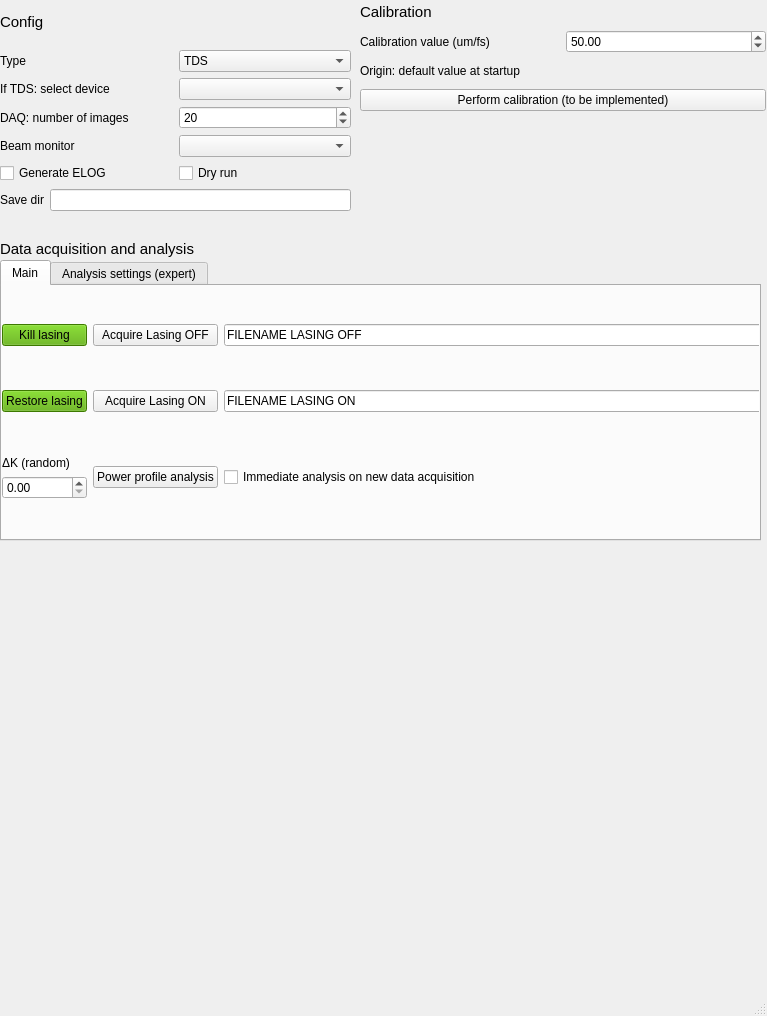
Qt form gui_tds.ui (pdijksta/PassiveWFMeasurement) before a commit.
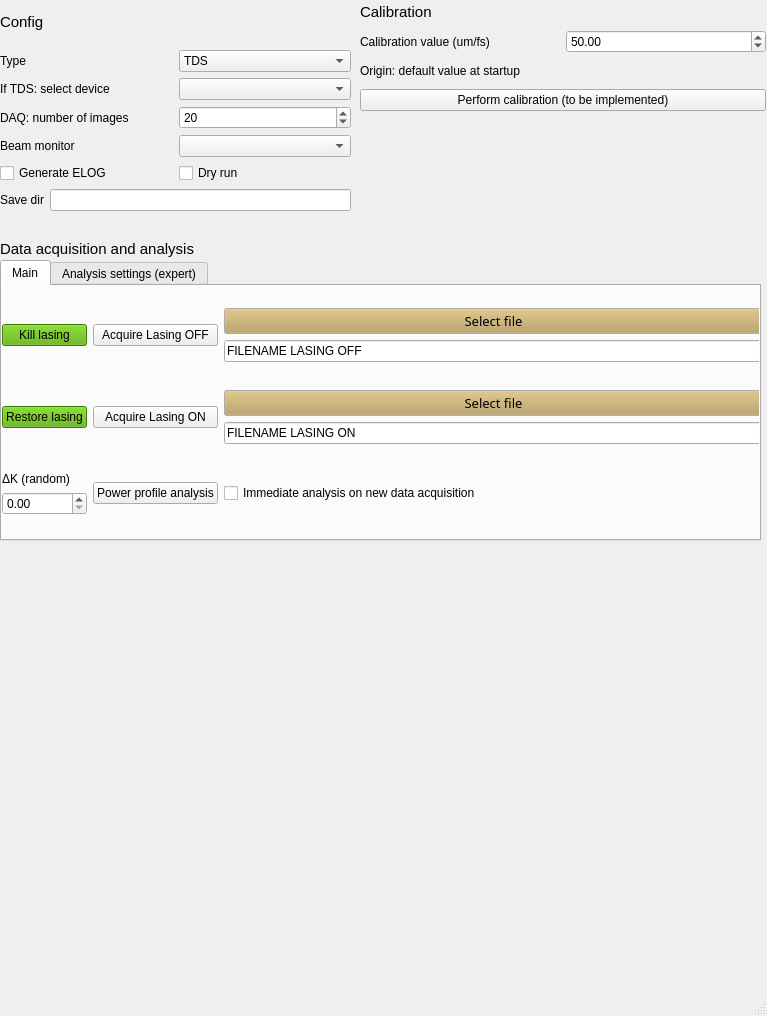
The same form after that commit.

The edit to the form file:
```diff
--- a/gui_tds.ui
+++ b/gui_tds.ui
@@ -252,61 +252,6 @@
        </rect>
       </property>
       <layout class="QGridLayout" name="gridLayout_2">
-       <item row="0" column="2">
-        <widget class="QPushButton" name="pushButton_3">
-         <property name="text">
-          <string>Acquire Lasing OFF</string>
-         </property>
-        </widget>
-       </item>
-       <item row="2" column="3">
-        <widget class="QCheckBox" name="main_immediate_analysis">
-         <property name="text">
-          <string>Immediate analysis on new data acquisition</string>
-         </property>
-        </widget>
-       </item>
-       <item row="0" column="0">
-        <widget class="QPushButton" name="pushButton_7">
-         <property name="styleSheet">
-          <string notr="true">background-color: rgb(85, 170, 0);</string>
-         </property>
-         <property name="text">
-          <string>Kill lasing</string>
-         </property>
-        </widget>
-       </item>
-       <item row="2" column="2">
-        <widget class="QPushButton" name="pushButton_4">
-         <property name="styleSheet">
-          <string notr="true"/>
-         </property>
-         <property name="text">
-          <string>Power profile analysis</string>
-         </property>
-        </widget>
-       </item>
-       <item row="1" column="3">
-        <widget class="QLineEdit" name="main_filename_on">
-         <property name="text">
-          <string>FILENAME LASING ON</string>
-         </property>
-        </widget>
-       </item>
-       <item row="1" column="2">
-        <widget class="QPushButton" name="pushButton_2">
-         <property name="text">
-          <string>Acquire Lasing ON</string>
-         </property>
-        </widget>
-       </item>
-       <item row="0" column="3">
-        <widget class="QLineEdit" name="main_filename_off">
-         <property name="text">
-          <string>FILENAME LASING OFF</string>
-         </property>
-        </widget>
-       </item>
        <item row="1" column="0">
         <widget class="QPushButton" name="pushButton_8">
          <property name="styleSheet">
@@ -331,6 +276,169 @@
          </item>
         </layout>
        </item>
+       <item row="2" column="2">
+        <widget class="QPushButton" name="pushButton_4">
+         <property name="styleSheet">
+          <string notr="true"/>
+         </property>
+         <property name="text">
+          <string>Power profile analysis</string>
+         </property>
+        </widget>
+       </item>
+       <item row="0" column="2">
+        <widget class="QPushButton" name="ObtainLasingOffData">
+         <property name="text">
+          <string>Acquire Lasing OFF</string>
+         </property>
+        </widget>
+       </item>
+       <item row="2" column="4">
+        <widget class="QCheckBox" name="main_immediate_analysis">
+         <property name="text">
+          <string>Immediate analysis on new data acquisition</string>
+         </property>
+        </widget>
+       </item>
+       <item row="1" column="2">
+        <widget class="QPushButton" name="ObtainLasingOnData">
+         <property name="text">
+          <string>Acquire Lasing ON</string>
+         </property>
+        </widget>
+       </item>
+       <item row="0" column="0">
+        <widget class="QPushButton" name="pushButton_7">
+         <property name="styleSheet">
+          <string notr="true">background-color: rgb(85, 170, 0);</string>
+         </property>
+         <property name="text">
+          <string>Kill lasing</string>
+         </property>
+        </widget>
+       </item>
+       <item row="0" column="4">
+        <layout class="QVBoxLayout" name="verticalLayout_6">
+         <item>
+          <widget class="QPushButton" name="SelectLasingOff">
+           <property name="palette">
+            <palette>
+             <active>
+              <colorrole role="Button">
+               <brush brushstyle="SolidPattern">
+                <color alpha="255">
+                 <red>183</red>
+                 <green>157</green>
+                 <blue>92</blue>
+                </color>
+               </brush>
+              </colorrole>
+             </active>
+             <inactive>
+              <colorrole role="Button">
+               <brush brushstyle="SolidPattern">
+                <color alpha="255">
+                 <red>183</red>
+                 <green>157</green>
+                 <blue>92</blue>
+                </color>
+               </brush>
+              </colorrole>
+             </inactive>
+             <disabled>
+              <colorrole role="Button">
+               <brush brushstyle="SolidPattern">
+                <color alpha="255">
+                 <red>183</red>
+                 <green>157</green>
+                 <blue>92</blue>
+                </color>
+               </brush>
+              </colorrole>
+             </disabled>
+            </palette>
+           </property>
+           <property name="font">
+            <font>
+             <family>Sans Serif</family>
+             <pointsize>10</pointsize>
+            </font>
+           </property>
+           <property name="text">
+            <string>Select file</string>
+           </property>
+          </widget>
+         </item>
+         <item>
+          <widget class="QLineEdit" name="main_filename_off">
+           <property name="text">
+            <string>FILENAME LASING OFF</string>
+           </property>
+          </widget>
+         </item>
+        </layout>
+       </item>
+       <item row="1" column="4">
+        <layout class="QVBoxLayout" name="verticalLayout_7">
+         <item>
+          <widget class="QPushButton" name="SelectLasingOn">
+           <property name="palette">
+            <palette>
+             <active>
+              <colorrole role="Button">
+               <brush brushstyle="SolidPattern">
+                <color alpha="255">
+                 <red>183</red>
+                 <green>157</green>
+                 <blue>92</blue>
+                </color>
+               </brush>
+              </colorrole>
+             </active>
+             <inactive>
+              <colorrole role="Button">
+               <brush brushstyle="SolidPattern">
+                <color alpha="255">
+                 <red>183</red>
+                 <green>157</green>
+                 <blue>92</blue>
+                </color>
+               </brush>
+              </colorrole>
+             </inactive>
+             <disabled>
+              <colorrole role="Button">
+               <brush brushstyle="SolidPattern">
+                <color alpha="255">
+                 <red>183</red>
+                 <green>157</green>
+                 <blue>92</blue>
+                </color>
+               </brush>
+              </colorrole>
+             </disabled>
+            </palette>
+           </property>
+           <property name="font">
+            <font>
+             <family>Sans Serif</family>
+             <pointsize>10</pointsize>
+            </font>
+           </property>
+           <property name="text">
+            <string>Select file</string>
+           </property>
+          </widget>
+         </item>
+         <item>
+          <widget class="QLineEdit" name="main_filename_on">
+           <property name="text">
+            <string>FILENAME LASING ON</string>
+           </property>
+          </widget>
+         </item>
+        </layout>
+       </item>
       </layout>
      </widget>
     </widget>
```
Left out of the diff: 22 changed lines with no effect on the pictures.
